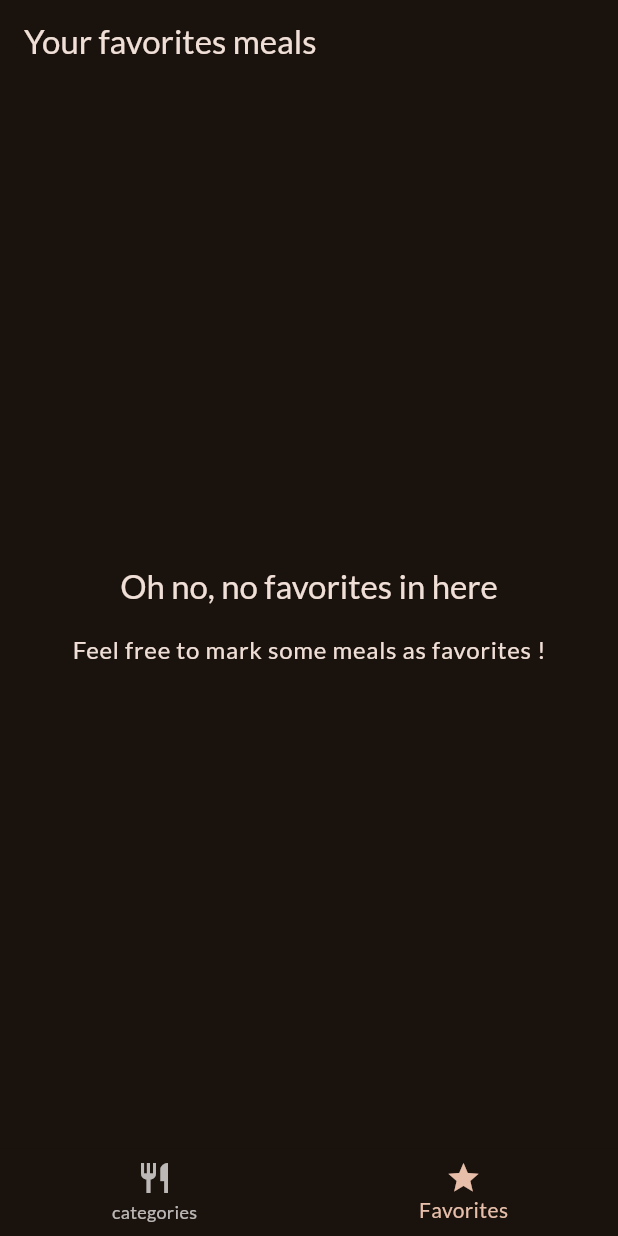
After one commit to Akleodorion/meal_app, a Flutter app: the screen it shows after launch, item 2 of the bottom bar chosen, on a phone screen of 412 x 824 dp. The commit adds this screen. Run offline on Flutter 3.47's test engine with Material 2 defaults, Android fonts, the phone set to English and light mode, and no system bars; our stand-ins replace google_fonts, transparent_image.

Commit message:
Ajout de la page favoris et ajout de la logique d'ajout et de retrait des meals de la liste associée

```diff
--- a/lib/main.dart
+++ b/lib/main.dart
@@ -1,5 +1,5 @@
 import 'package:flutter/material.dart';
-import './screens/category.dart';
+import 'package:meal_app/screens/tabs.dart';
 
 import 'package:google_fonts/google_fonts.dart';
 
@@ -23,7 +23,7 @@ class App extends StatelessWidget {
   Widget build(BuildContext context) {
     return MaterialApp(
       theme: theme,
-      home: const CategoryScreen(),
+      home: const TabsScreen(),
     );
   }
 }
--- /dev/null
+++ b/lib/screens/favorites.dart
@@ -0,0 +1,44 @@
+import 'package:flutter/material.dart';
+import '../models/meal.dart';
+import '../widgets/meal_iteam.dart';
+
+class FavoritesScreen extends StatelessWidget {
+  const FavoritesScreen(
+      {super.key, required this.meals, required this.onToggleFavorites});
+  final List<Meal> meals;
+  final void Function(Meal meal) onToggleFavorites;
+
+  @override
+  Widget build(BuildContext context) {
+    return Scaffold(
+      appBar: AppBar(
+        title: const Text('Your favorites meals'),
+      ),
+      body: meals.isEmpty
+          ? Center(
+              child: Column(
+                mainAxisSize: MainAxisSize.min,
+                children: [
+                  Text(
+                    'Oh no, no favorites in here',
+                    style: Theme.of(context).textTheme.titleLarge!.copyWith(
+                        color: Theme.of(context).colorScheme.onBackground),
+                  ),
+                  const SizedBox(
+                    height: 16,
+                  ),
+                  Text('Feel free to mark some meals as favorites !',
+                      style: Theme.of(context).textTheme.bodyLarge!.copyWith(
+                          color: Theme.of(context).colorScheme.onBackground))
+                ],
+              ),
+            )
+          : ListView(
+              children: [
+                for (var meal in meals)
+                  MealItem(meal: meal, onToggleFavorites: onToggleFavorites),
+              ],
+            ),
+    );
+  }
+}
--- a/lib/screens/meals.dart
+++ b/lib/screens/meals.dart
@@ -3,9 +3,11 @@ import '../models/meal.dart';
 import '../widgets/meal_iteam.dart';
 
 class MealsScreen extends StatelessWidget {
-  const MealsScreen({super.key, required this.meals});
+  const MealsScreen(
+      {super.key, required this.meals, required this.onToggleFavorites});
 
   final List<Meal> meals;
+  final void Function(Meal meal) onToggleFavorites;
 
   @override
   Widget build(BuildContext context) {
@@ -14,7 +16,10 @@ class MealsScreen extends StatelessWidget {
       body: ListView.builder(
           itemCount: meals.length,
           itemBuilder: (ctx, index) {
-            return MealItem(meal: meals[index]);
+            return MealItem(
+              meal: meals[index],
+              onToggleFavorites: onToggleFavorites,
+            );
           }),
     );
   }
--- /dev/null
+++ b/lib/screens/tabs.dart
@@ -0,0 +1,70 @@
+import 'package:flutter/material.dart';
+import 'package:meal_app/screens/category.dart';
+import '../models/meal.dart';
+import '../screens/favorites.dart';
+
+class TabsScreen extends StatefulWidget {
+  const TabsScreen({super.key});
+
+  @override
+  State<TabsScreen> createState() => _TabsScreenState();
+}
+
+class _TabsScreenState extends State<TabsScreen> {
+  int _currentIndex = 0;
+  final List<Meal> _favoriteMeals = [];
+
+  void _toggleFavoriteMeal(Meal meal) {
+    if (_favoriteMeals.contains(meal)) {
+      setState(() {
+        _favoriteMeals.remove(meal);
+      });
+      ScaffoldMessenger.of(context).clearSnackBars();
+      ScaffoldMessenger.of(context).showSnackBar(const SnackBar(
+        content: Text('You have successfully added this meal from favorite'),
+      ));
+    } else {
+      setState(() {
+        _favoriteMeals.add(meal);
+      });
+      ScaffoldMessenger.of(context).clearSnackBars();
+      ScaffoldMessenger.of(context).showSnackBar(const SnackBar(
+        content: Text('You have successfully removed this meal from favorite'),
+      ));
+    }
+  }
+
+  @override
+  Widget build(BuildContext context) {
+    Widget content = CategoryScreen(
+      onToggleFavorites: _toggleFavoriteMeal,
+    );
+    if (_currentIndex == 1) {
+      content = FavoritesScreen(
+        meals: _favoriteMeals,
+        onToggleFavorites: _toggleFavoriteMeal,
+      );
+    } else {
+      content = CategoryScreen(
+        onToggleFavorites: _toggleFavoriteMeal,
+      );
+    }
+
+    return Scaffold(
+      body: content,
+      bottomNavigationBar: BottomNavigationBar(
+        items: const [
+          BottomNavigationBarItem(
+              icon: Icon(Icons.restaurant), label: 'categories'),
+          BottomNavigationBarItem(icon: Icon(Icons.star), label: 'Favorites')
+        ],
+        currentIndex: _currentIndex,
+        onTap: (value) {
+          setState(() {
+            _currentIndex = value;
+          });
+        },
+      ),
+    );
+  }
+}
```
Also changed, not shown: lib/screens/category.dart (+7 -7 lines), lib/screens/detail.dart (+11 -1 lines), lib/widgets/meal_iteam.dart (+7 -2 lines), 1 other file.
